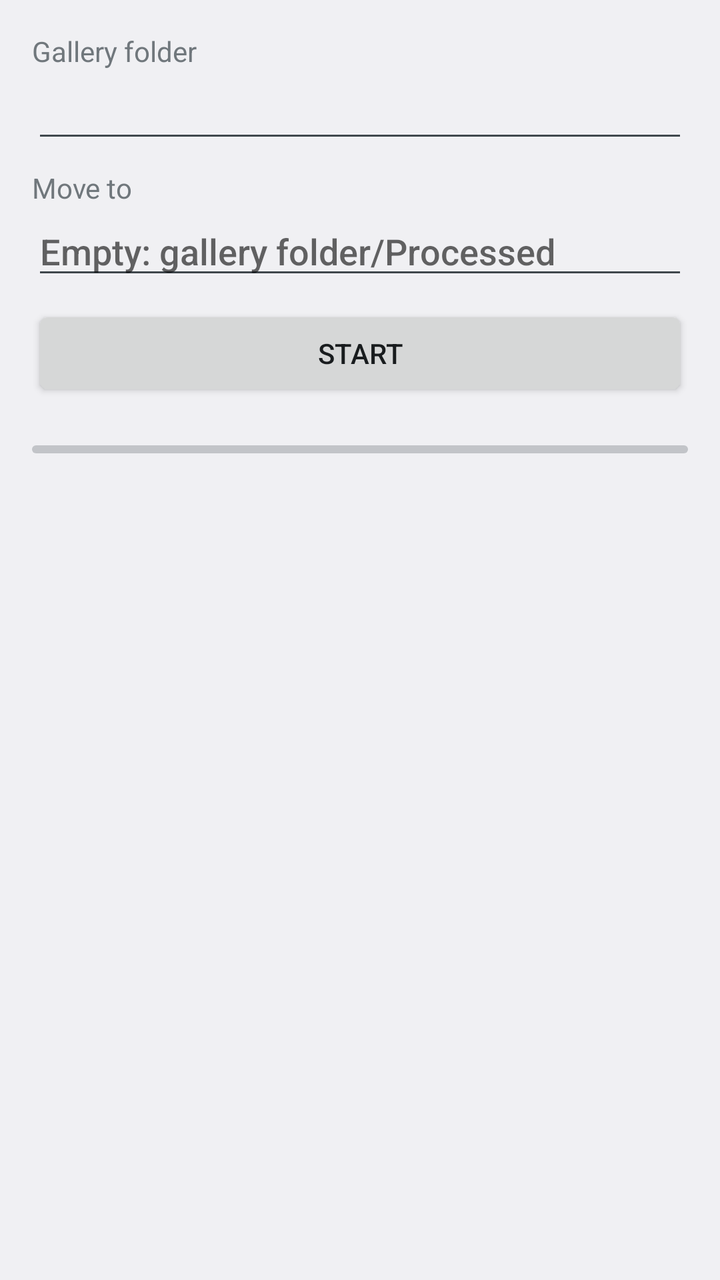
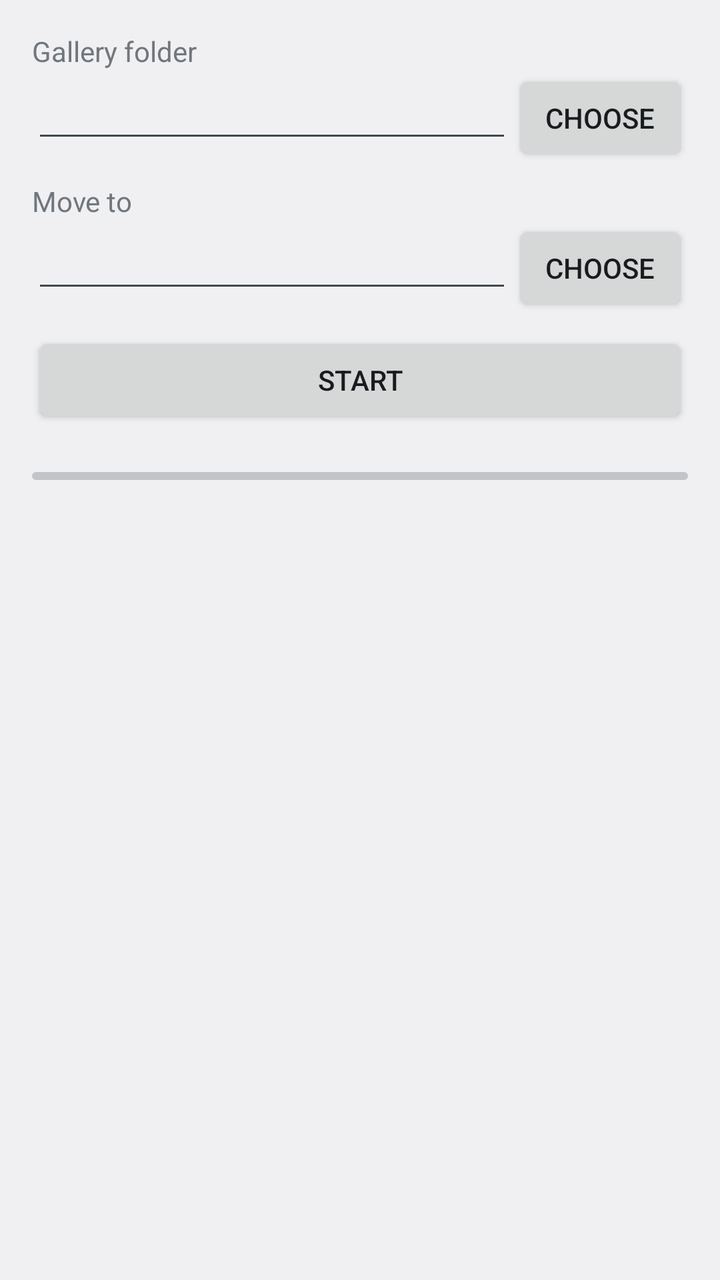

The first picture is an Android layout as it rendered before a commit; the second is the same layout after the commit. The layout source and the unified diff follow.
<!-- AndroidManifest.xml: application theme android:Theme.DeviceDefault.DayNight -->
<!-- res/layout/activity_main.xml -->
<?xml version="1.0" encoding="utf-8"?>
<FrameLayout xmlns:android="http://schemas.android.com/apk/res/android"
    android:layout_width="match_parent"
    android:layout_height="match_parent"
    android:fitsSystemWindows="true">

    <LinearLayout
        android:layout_width="match_parent"
        android:layout_height="match_parent"
        android:orientation="vertical"
        android:padding="16dp">

        <TextView
            android:layout_width="wrap_content"
            android:layout_height="wrap_content"
            android:labelFor="@id/source_path"
            android:text="@string/source_label" />

        <EditText
            android:id="@+id/source_path"
            android:layout_width="match_parent"
            android:layout_height="wrap_content"
            android:importantForAutofill="no"
            android:inputType="textUri" />

        <TextView
            android:layout_width="wrap_content"
            android:layout_height="wrap_content"
            android:layout_marginTop="8dp"
            android:labelFor="@id/destination_path"
            android:text="@string/destination_label" />

        <EditText
            android:id="@+id/destination_path"
            android:layout_width="match_parent"
            android:layout_height="wrap_content"
            android:hint="@string/destination_hint"
            android:importantForAutofill="no"
            android:inputType="textUri" />

        <Button
            android:id="@+id/start"
            android:layout_width="match_parent"
            android:layout_height="wrap_content"
            android:layout_marginTop="8dp"
            android:text="@string/start" />

        <ProgressBar
            android:id="@+id/progress"
            style="?android:attr/progressBarStyleHorizontal"
            android:layout_width="match_parent"
            android:layout_height="wrap_content"
            android:layout_marginTop="16dp"
            android:contentDescription="@string/progress_label" />

        <TextView
            android:id="@+id/counts"
            android:layout_width="match_parent"
            android:layout_height="wrap_content"
            android:layout_marginTop="8dp" />

        <ScrollView
            android:id="@+id/log_scroll"
            android:layout_width="match_parent"
            android:layout_height="0dp"
            android:layout_marginTop="8dp"
            android:layout_weight="1"
            android:contentDescription="@string/log_label">

            <TextView
                android:id="@+id/log"
                android:layout_width="match_parent"
                android:layout_height="wrap_content"
                android:fontFamily="monospace"
                android:textIsSelectable="true"
                android:textSize="12sp" />
        </ScrollView>
    </LinearLayout>
</FrameLayout>
<!-- resources referenced by this layout -->
<resources>
  <string name="destination_hint">Empty: gallery folder/Processed</string>
  <string name="destination_label">Move to</string>
  <string name="log_label">Log</string>
  <string name="progress_label">Sorting progress</string>
  <string name="source_label">Gallery folder</string>
  <string name="start">Start</string>
</resources>

<!-- the commit's change to res/layout/activity_main.xml (unified diff, before → after) -->
@@ -16,12 +16,26 @@
             android:labelFor="@id/source_path"
             android:text="@string/source_label" />
 
-        <EditText
-            android:id="@+id/source_path"
+        <LinearLayout
             android:layout_width="match_parent"
             android:layout_height="wrap_content"
-            android:importantForAutofill="no"
-            android:inputType="textUri" />
+            android:orientation="horizontal">
+
+            <EditText
+                android:id="@+id/source_path"
+                android:layout_width="0dp"
+                android:layout_height="wrap_content"
+                android:layout_weight="1"
+                android:importantForAutofill="no"
+                android:inputType="textUri" />
+
+            <Button
+                android:id="@+id/pick_source"
+                android:layout_width="wrap_content"
+                android:layout_height="wrap_content"
+                android:contentDescription="@string/choose_source"
+                android:text="@string/choose" />
+        </LinearLayout>
 
         <TextView
             android:layout_width="wrap_content"
@@ -30,13 +44,26 @@
             android:labelFor="@id/destination_path"
             android:text="@string/destination_label" />
 
-        <EditText
-            android:id="@+id/destination_path"
+        <LinearLayout
             android:layout_width="match_parent"
             android:layout_height="wrap_content"
-            android:hint="@string/destination_hint"
-            android:importantForAutofill="no"
-            android:inputType="textUri" />
+            android:orientation="horizontal">
+
+            <EditText
+                android:id="@+id/destination_path"
+                android:layout_width="0dp"
+                android:layout_height="wrap_content"
+                android:layout_weight="1"
+                android:importantForAutofill="no"
+                android:inputType="textUri" />
+
+            <Button
+                android:id="@+id/pick_destination"
+                android:layout_width="wrap_content"
+                android:layout_height="wrap_content"
+                android:contentDescription="@string/choose_destination"
+                android:text="@string/choose" />
+        </LinearLayout>
 
         <Button
             android:id="@+id/start"
<!-- resource entries referenced after the edit -->
@@ -1,6 +1,8 @@
 <!-- resources referenced by this layout -->
 <resources>
-  <string name="destination_hint">Empty: gallery folder/Processed</string>
+  <string name="choose">Choose</string>
+  <string name="choose_destination">Choose Move to folder</string>
+  <string name="choose_source">Choose gallery folder</string>
   <string name="destination_label">Move to</string>
   <string name="log_label">Log</string>
   <string name="progress_label">Sorting progress</string>
